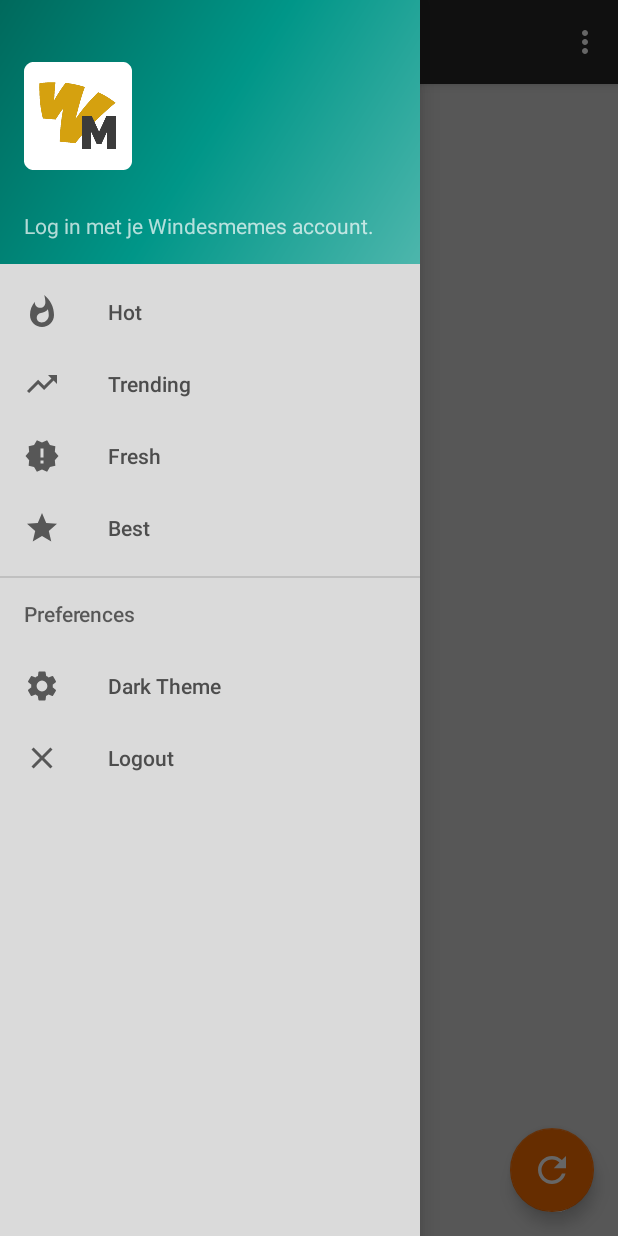
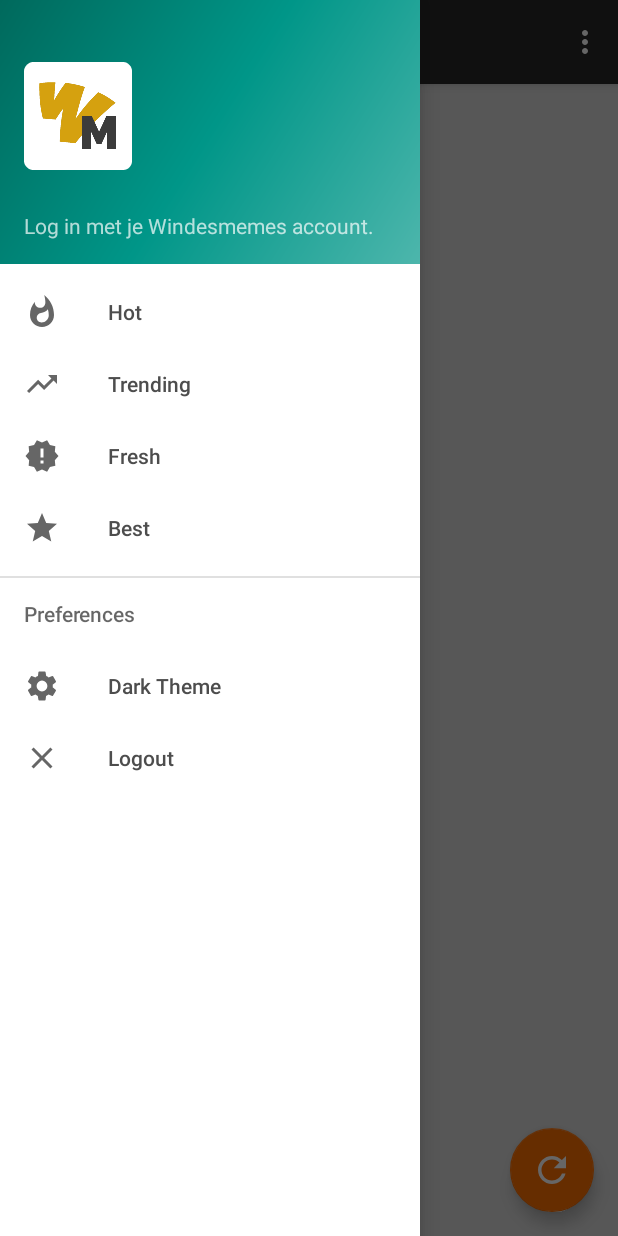
Before and after one commit to hypothermic/windesmemes-android, an Android app: the screen it shows after launch (MainActivity), with the side drawer open, on a phone screen of 412 x 824 dp. Run offline under Robolectric (Android 15) with nearby library versions, the phone set to English and light mode, and no system bars; our stand-ins replace navigation-ui; network calls fail; 1 statement that could not run was skipped.

Commit message:
Better user vote input processing and improve icons for dark theme
Signed-off-by: hypothermic <admin@hypothermic.nl>

```diff
--- a/app/src/main/res/drawable/ic_clear_black_24dp.xml
+++ b/app/src/main/res/drawable/ic_clear_black_24dp.xml
@@ -1,9 +1,10 @@
 <vector xmlns:android="http://schemas.android.com/apk/res/android"
-        android:width="24dp"
-        android:height="24dp"
-        android:viewportWidth="24.0"
-        android:viewportHeight="24.0">
+    android:width="24dp"
+    android:height="24dp"
+    android:tint="?attr/colorIconMain"
+    android:viewportWidth="24.0"
+    android:viewportHeight="24.0">
     <path
         android:fillColor="#FF000000"
-        android:pathData="M19,6.41L17.59,5 12,10.59 6.41,5 5,6.41 10.59,12 5,17.59 6.41,19 12,13.41 17.59,19 19,17.59 13.41,12z"/>
+        android:pathData="M19,6.41L17.59,5 12,10.59 6.41,5 5,6.41 10.59,12 5,17.59 6.41,19 12,13.41 17.59,19 19,17.59 13.41,12z" />
 </vector>
--- a/app/src/main/res/drawable/ic_new_releases_black_24dp.xml
+++ b/app/src/main/res/drawable/ic_new_releases_black_24dp.xml
@@ -1,9 +1,10 @@
 <vector xmlns:android="http://schemas.android.com/apk/res/android"
-        android:width="24dp"
-        android:height="24dp"
-        android:viewportWidth="24.0"
-        android:viewportHeight="24.0">
+    android:width="24dp"
+    android:height="24dp"
+    android:tint="?attr/colorIconMain"
+    android:viewportWidth="24.0"
+    android:viewportHeight="24.0">
     <path
         android:fillColor="#FF000000"
-        android:pathData="M23,12l-2.44,-2.78 0.34,-3.68 -3.61,-0.82 -1.89,-3.18L12,3 8.6,1.54 6.71,4.72l-3.61,0.81 0.34,3.68L1,12l2.44,2.78 -0.34,3.69 3.61,0.82 1.89,3.18L12,21l3.4,1.46 1.89,-3.18 3.61,-0.82 -0.34,-3.68L23,12zM13,17h-2v-2h2v2zM13,13h-2L11,7h2v6z"/>
+        android:pathData="M23,12l-2.44,-2.78 0.34,-3.68 -3.61,-0.82 -1.89,-3.18L12,3 8.6,1.54 6.71,4.72l-3.61,0.81 0.34,3.68L1,12l2.44,2.78 -0.34,3.69 3.61,0.82 1.89,3.18L12,21l3.4,1.46 1.89,-3.18 3.61,-0.82 -0.34,-3.68L23,12zM13,17h-2v-2h2v2zM13,13h-2L11,7h2v6z" />
 </vector>
--- a/app/src/main/res/drawable/ic_refresh_white_24dp.xml
+++ b/app/src/main/res/drawable/ic_refresh_white_24dp.xml
@@ -1,5 +1,10 @@
-<vector android:height="24dp" android:tint="#FFFFFF"
-    android:viewportHeight="24.0" android:viewportWidth="24.0"
-    android:width="24dp" xmlns:android="http://schemas.android.com/apk/res/android">
-    <path android:fillColor="#FF000000" android:pathData="M17.65,6.35C16.2,4.9 14.21,4 12,4c-4.42,0 -7.99,3.58 -7.99,8s3.57,8 7.99,8c3.73,0 6.84,-2.55 7.73,-6h-2.08c-0.82,2.33 -3.04,4 -5.65,4 -3.31,0 -6,-2.69 -6,-6s2.69,-6 6,-6c1.66,0 3.14,0.69 4.22,1.78L13,11h7V4l-2.35,2.35z"/>
+<vector xmlns:android="http://schemas.android.com/apk/res/android"
+    android:width="24dp"
+    android:height="24dp"
+    android:tint="?attr/colorIconMain"
+    android:viewportWidth="24.0"
+    android:viewportHeight="24.0">
+    <path
+        android:fillColor="#FF000000"
+        android:pathData="M17.65,6.35C16.2,4.9 14.21,4 12,4c-4.42,0 -7.99,3.58 -7.99,8s3.57,8 7.99,8c3.73,0 6.84,-2.55 7.73,-6h-2.08c-0.82,2.33 -3.04,4 -5.65,4 -3.31,0 -6,-2.69 -6,-6s2.69,-6 6,-6c1.66,0 3.14,0.69 4.22,1.78L13,11h7V4l-2.35,2.35z" />
 </vector>
--- a/app/src/main/res/drawable/ic_settings_black_24dp.xml
+++ b/app/src/main/res/drawable/ic_settings_black_24dp.xml
@@ -1,9 +1,10 @@
 <vector xmlns:android="http://schemas.android.com/apk/res/android"
-        android:width="24dp"
-        android:height="24dp"
-        android:viewportWidth="24"
-        android:viewportHeight="24">
+    android:width="24dp"
+    android:height="24dp"
+    android:tint="?attr/colorIconMain"
+    android:viewportWidth="24"
+    android:viewportHeight="24">
     <path
         android:fillColor="#FF000000"
-        android:pathData="M19.1,12.9a2.8,2.8 0,0 0,0.1 -0.9,2.8 2.8,0 0,0 -0.1,-0.9l2.1,-1.6a0.7,0.7 0,0 0,0.1 -0.6L19.4,5.5a0.7,0.7 0,0 0,-0.6 -0.2l-2.4,1a6.5,6.5 0,0 0,-1.6 -0.9l-0.4,-2.6a0.5,0.5 0,0 0,-0.5 -0.4H10.1a0.5,0.5 0,0 0,-0.5 0.4L9.3,5.4a5.6,5.6 0,0 0,-1.7 0.9l-2.4,-1a0.4,0.4 0,0 0,-0.5 0.2l-2,3.4c-0.1,0.2 0,0.4 0.2,0.6l2,1.6a2.8,2.8 0,0 0,-0.1 0.9,2.8 2.8,0 0,0 0.1,0.9L2.8,14.5a0.7,0.7 0,0 0,-0.1 0.6l1.9,3.4a0.7,0.7 0,0 0,0.6 0.2l2.4,-1a6.5,6.5 0,0 0,1.6 0.9l0.4,2.6a0.5,0.5 0,0 0,0.5 0.4h3.8a0.5,0.5 0,0 0,0.5 -0.4l0.3,-2.6a5.6,5.6 0,0 0,1.7 -0.9l2.4,1a0.4,0.4 0,0 0,0.5 -0.2l2,-3.4c0.1,-0.2 0,-0.4 -0.2,-0.6ZM12,15.6A3.6,3.6 0,1 1,15.6 12,3.6 3.6,0 0,1 12,15.6Z"/>
+        android:pathData="M19.1,12.9a2.8,2.8 0,0 0,0.1 -0.9,2.8 2.8,0 0,0 -0.1,-0.9l2.1,-1.6a0.7,0.7 0,0 0,0.1 -0.6L19.4,5.5a0.7,0.7 0,0 0,-0.6 -0.2l-2.4,1a6.5,6.5 0,0 0,-1.6 -0.9l-0.4,-2.6a0.5,0.5 0,0 0,-0.5 -0.4H10.1a0.5,0.5 0,0 0,-0.5 0.4L9.3,5.4a5.6,5.6 0,0 0,-1.7 0.9l-2.4,-1a0.4,0.4 0,0 0,-0.5 0.2l-2,3.4c-0.1,0.2 0,0.4 0.2,0.6l2,1.6a2.8,2.8 0,0 0,-0.1 0.9,2.8 2.8,0 0,0 0.1,0.9L2.8,14.5a0.7,0.7 0,0 0,-0.1 0.6l1.9,3.4a0.7,0.7 0,0 0,0.6 0.2l2.4,-1a6.5,6.5 0,0 0,1.6 0.9l0.4,2.6a0.5,0.5 0,0 0,0.5 0.4h3.8a0.5,0.5 0,0 0,0.5 -0.4l0.3,-2.6a5.6,5.6 0,0 0,1.7 -0.9l2.4,1a0.4,0.4 0,0 0,0.5 -0.2l2,-3.4c0.1,-0.2 0,-0.4 -0.2,-0.6ZM12,15.6A3.6,3.6 0,1 1,15.6 12,3.6 3.6,0 0,1 12,15.6Z" />
 </vector>
--- a/app/src/main/res/drawable/ic_star_black_24dp.xml
+++ b/app/src/main/res/drawable/ic_star_black_24dp.xml
@@ -1,9 +1,10 @@
 <vector xmlns:android="http://schemas.android.com/apk/res/android"
-        android:width="24dp"
-        android:height="24dp"
-        android:viewportWidth="24.0"
-        android:viewportHeight="24.0">
+    android:width="24dp"
+    android:height="24dp"
+    android:tint="?attr/colorIconMain"
+    android:viewportWidth="24.0"
+    android:viewportHeight="24.0">
     <path
         android:fillColor="#FF000000"
-        android:pathData="M12,17.27L18.18,21l-1.64,-7.03L22,9.24l-7.19,-0.61L12,2 9.19,8.63 2,9.24l5.46,4.73L5.82,21z"/>
+        android:pathData="M12,17.27L18.18,21l-1.64,-7.03L22,9.24l-7.19,-0.61L12,2 9.19,8.63 2,9.24l5.46,4.73L5.82,21z" />
 </vector>
--- a/app/src/main/res/drawable/ic_trending_up_black_24dp.xml
+++ b/app/src/main/res/drawable/ic_trending_up_black_24dp.xml
@@ -1,9 +1,10 @@
 <vector xmlns:android="http://schemas.android.com/apk/res/android"
-        android:width="24dp"
-        android:height="24dp"
-        android:viewportWidth="24.0"
-        android:viewportHeight="24.0">
+    android:width="24dp"
+    android:height="24dp"
+    android:tint="?attr/colorIconMain"
+    android:viewportWidth="24.0"
+    android:viewportHeight="24.0">
     <path
         android:fillColor="#FF000000"
-        android:pathData="M16,6l2.29,2.29 -4.88,4.88 -4,-4L2,16.59 3.41,18l6,-6 4,4 6.3,-6.29L22,12V6z"/>
+        android:pathData="M16,6l2.29,2.29 -4.88,4.88 -4,-4L2,16.59 3.41,18l6,-6 4,4 6.3,-6.29L22,12V6z" />
 </vector>
--- a/app/src/main/res/drawable/ic_whatshot_black_24dp.xml
+++ b/app/src/main/res/drawable/ic_whatshot_black_24dp.xml
@@ -1,9 +1,10 @@
 <vector xmlns:android="http://schemas.android.com/apk/res/android"
-        android:width="24dp"
-        android:height="24dp"
-        android:viewportWidth="24.0"
-        android:viewportHeight="24.0">
+    android:width="24dp"
+    android:height="24dp"
+    android:tint="?attr/colorIconMain"
+    android:viewportWidth="24.0"
+    android:viewportHeight="24.0">
     <path
         android:fillColor="#FF000000"
-        android:pathData="M13.5,0.67s0.74,2.65 0.74,4.8c0,2.06 -1.35,3.73 -3.41,3.73 -2.07,0 -3.63,-1.67 -3.63,-3.73l0.03,-0.36C5.21,7.51 4,10.62 4,14c0,4.42 3.58,8 8,8s8,-3.58 8,-8C20,8.61 17.41,3.8 13.5,0.67zM11.71,19c-1.78,0 -3.22,-1.4 -3.22,-3.14 0,-1.62 1.05,-2.76 2.81,-3.12 1.77,-0.36 3.6,-1.21 4.62,-2.58 0.39,1.29 0.59,2.65 0.59,4.04 0,2.65 -2.15,4.8 -4.8,4.8z"/>
+        android:pathData="M13.5,0.67s0.74,2.65 0.74,4.8c0,2.06 -1.35,3.73 -3.41,3.73 -2.07,0 -3.63,-1.67 -3.63,-3.73l0.03,-0.36C5.21,7.51 4,10.62 4,14c0,4.42 3.58,8 8,8s8,-3.58 8,-8C20,8.61 17.41,3.8 13.5,0.67zM11.71,19c-1.78,0 -3.22,-1.4 -3.22,-3.14 0,-1.62 1.05,-2.76 2.81,-3.12 1.77,-0.36 3.6,-1.21 4.62,-2.58 0.39,1.29 0.59,2.65 0.59,4.04 0,2.65 -2.15,4.8 -4.8,4.8z" />
 </vector>
--- a/app/src/main/res/layout/activity_main.xml
+++ b/app/src/main/res/layout/activity_main.xml
@@ -16,7 +16,7 @@
         android:fitsSystemWindows="true"
         app:headerLayout="@layout/nav_header_main"
         app:menu="@menu/activity_main_drawer"
-        android:background="?attr/colorFragBackground"
+        android:background="?attr/colorCardBackground"
         app:itemTextColor="?attr/colorTextMain" />
 
     <include
--- a/app/src/main/res/layout/card_meme.xml
+++ b/app/src/main/res/layout/card_meme.xml
@@ -103,6 +103,7 @@
                                 android:layout_height="match_parent"
                                 android:layout_weight="1"
                                 android:gravity="center"
+                                android:minWidth="20dip"
                                 android:text="69"
                                 android:textAlignment="center"
                                 android:textColor="?attr/colorTextSecondary" />
--- a/app/src/main/res/values/attrs.xml
+++ b/app/src/main/res/values/attrs.xml
@@ -5,5 +5,6 @@
     <attr name="colorFragBackground" format="reference" />
     <attr name="colorTextMain"       format="reference" />
     <attr name="colorTextSecondary"  format="reference" />
+    <attr name="colorIconMain"       format="reference" />
 
 </resources>
--- a/app/src/main/res/values/styles.xml
+++ b/app/src/main/res/values/styles.xml
@@ -8,6 +8,7 @@
         <item name="colorFragBackground">@color/colorFragmentBackground</item>
         <item name="colorTextMain">@color/colorText</item>
         <item name="colorTextSecondary">@color/colorTextSecondary</item>
+        <item name="colorIconMain">@color/colorBackground</item>
     </style>
 
     <style name="AppTheme.DARK" parent="Theme.AppCompat.Light.NoActionBar">
@@ -18,6 +19,7 @@
         <item name="colorFragBackground">@color/colorFragmentBackgroundDark</item>
         <item name="colorTextMain">@color/colorTextDark</item>
         <item name="colorTextSecondary">@color/colorTextSecondaryDark</item>
+        <item name="colorIconMain">@color/colorBackgroundDark</item>
     </style>
 
     <style name="AppTheme.NoActionBar">
```
Also changed, not shown: app/src/main/java/nl/hypothermic/windesmemes/android/ui/recycler/MemeAdapter.java (+31 -12 lines), windesmemes-model/src/main/java/nl/hypothermic/windesmemes/model/Vote.java (added, +29 -0 lines).
